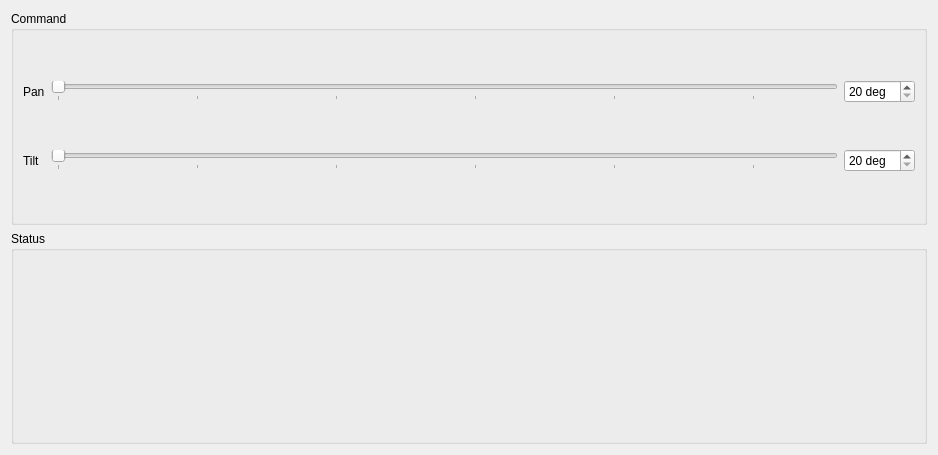
First picture: the form in scripts/cmd_status.ui, repository OpenLEAD/bundles-rosa, before the edit.
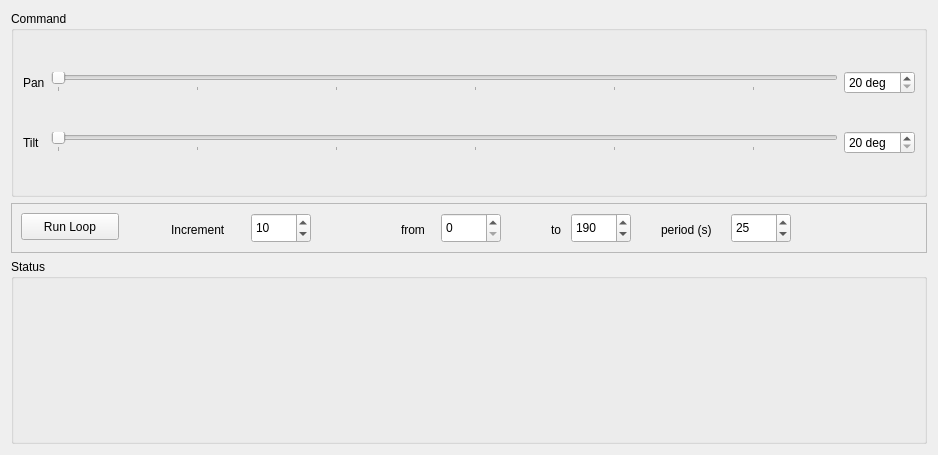
Second picture: the form after the edit.

Commit message: New components on the UI for the automated script.

Diff of the .ui file:
```diff
--- a/scripts/cmd_status.ui
+++ b/scripts/cmd_status.ui
@@ -107,6 +107,154 @@
      </layout>
     </widget>
    </item>
+   <item>
+    <widget class="QFrame" name="frame">
+     <property name="sizePolicy">
+      <sizepolicy hsizetype="Preferred" vsizetype="Fixed">
+       <horstretch>0</horstretch>
+       <verstretch>0</verstretch>
+      </sizepolicy>
+     </property>
+     <property name="minimumSize">
+      <size>
+       <width>0</width>
+       <height>50</height>
+      </size>
+     </property>
+     <property name="frameShape">
+      <enum>QFrame::StyledPanel</enum>
+     </property>
+     <property name="frameShadow">
+      <enum>QFrame::Raised</enum>
+     </property>
+     <widget class="QPushButton" name="runButton">
+      <property name="geometry">
+       <rect>
+        <x>10</x>
+        <y>10</y>
+        <width>98</width>
+        <height>27</height>
+       </rect>
+      </property>
+      <property name="text">
+       <string>Run Loop</string>
+      </property>
+     </widget>
+     <widget class="QSpinBox" name="increment">
+      <property name="geometry">
+       <rect>
+        <x>240</x>
+        <y>10</y>
+        <width>60</width>
+        <height>30</height>
+       </rect>
+      </property>
+      <property name="minimum">
+       <number>-360</number>
+      </property>
+      <property name="maximum">
+       <number>360</number>
+      </property>
+      <property name="value">
+       <number>10</number>
+      </property>
+     </widget>
+     <widget class="QLabel" name="panSetLabel_2">
+      <property name="geometry">
+       <rect>
+        <x>160</x>
+        <y>10</y>
+        <width>71</width>
+        <height>34</height>
+       </rect>
+      </property>
+      <property name="text">
+       <string>Increment</string>
+      </property>
+     </widget>
+     <widget class="QLabel" name="panSetLabel_3">
+      <property name="geometry">
+       <rect>
+        <x>540</x>
+        <y>10</y>
+        <width>21</width>
+        <height>34</height>
+       </rect>
+      </property>
+      <property name="text">
+       <string>to</string>
+      </property>
+     </widget>
+     <widget class="QLabel" name="panSetLabel_4">
+      <property name="geometry">
+       <rect>
+        <x>390</x>
+        <y>10</y>
+        <width>31</width>
+        <height>34</height>
+       </rect>
+      </property>
+      <property name="text">
+       <string>from</string>
+      </property>
+     </widget>
+     <widget class="QSpinBox" name="startAngle">
+      <property name="geometry">
+       <rect>
+        <x>430</x>
+        <y>10</y>
+        <width>60</width>
+        <height>30</height>
+       </rect>
+      </property>
+      <property name="maximum">
+       <number>360</number>
+      </property>
+     </widget>
+     <widget class="QSpinBox" name="endAngle">
+      <property name="geometry">
+       <rect>
+        <x>560</x>
+        <y>10</y>
+        <width>60</width>
+        <height>30</height>
+       </rect>
+      </property>
+      <property name="maximum">
+       <number>360</number>
+      </property>
+      <property name="value">
+       <number>190</number>
+      </property>
+     </widget>
+     <widget class="QLabel" name="panSetLabel_5">
+      <property name="geometry">
+       <rect>
+        <x>650</x>
+        <y>10</y>
+        <width>71</width>
+        <height>34</height>
+       </rect>
+      </property>
+      <property name="text">
+       <string>period (s)</string>
+      </property>
+     </widget>
+     <widget class="QSpinBox" name="periodSample">
+      <property name="geometry">
+       <rect>
+        <x>720</x>
+        <y>10</y>
+        <width>60</width>
+        <height>30</height>
+       </rect>
+      </property>
+      <property name="value">
+       <number>25</number>
+      </property>
+     </widget>
+    </widget>
+   </item>
    <item>
     <widget class="QGroupBox" name="statusGroup">
      <property name="title">
```
